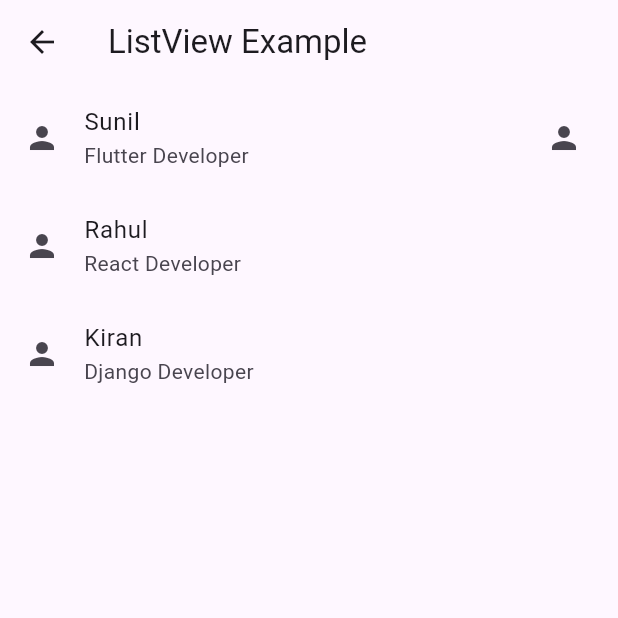
After one commit to Sunil002-git/flutter_practice_app, a Flutter app: the ListExample screen opened directly, on a phone screen of 412 x 824 dp, the top half of it. The commit adds this screen. Run offline on Flutter 3.47's test engine with Material 3 defaults, Android fonts, the phone set to English and light mode, and no system bars.

Commit message:
ListView Builder Done

```diff
--- /dev/null
+++ b/lib/listview.dart
@@ -0,0 +1,60 @@
+// ListView + Dynamic Lists
+import 'package:flutter/material.dart';
+
+class ListExample extends StatelessWidget {
+  const ListExample({super.key});
+
+  @override
+  Widget build(BuildContext context) {
+    return Scaffold(
+      appBar: AppBar(title: Text("ListView Example")),
+
+      body: ListView(
+        children: const [
+          ListTile(
+            leading: Icon(Icons.person),
+            title: Text("Sunil"),
+            subtitle: Text("Flutter Developer"),
+            trailing: Icon(Icons.person),
+          ),
+
+          ListTile(
+            leading: Icon(Icons.person),
+            title: Text("Rahul"),
+            subtitle: Text("React Developer"),
+          ),
+          ListTile(
+            leading: Icon(Icons.person),
+            title: Text("Kiran"),
+            subtitle: Text("Django Developer"),
+          ),
+        ],
+      ),
+    );
+  }
+}
+
+class StudentList extends StatelessWidget {
+  const StudentList({super.key});
+
+  @override
+  Widget build(BuildContext context) {
+    List<String> students = ["Sunil", "Kiran", "Mari", "Arun", "Varun"];
+
+    return Scaffold(
+      appBar: AppBar(title: Text("Students")),
+
+      body: ListView.builder(
+        itemCount: students.length,
+
+        itemBuilder: (context, index) {
+          return ListTile(
+            leading: const Icon(Icons.person),
+            title: Text(students[index]),
+            subtitle: Text("Student ${index + 1}"),
+          );
+        },
+      ),
+    );
+  }
+}
```
Also changed, not shown: lib/main.dart (+6 -3 lines), lib/stateful_widget.dart (added, +97 -0 lines), lib/textfield.dart (added, +147 -0 lines).
